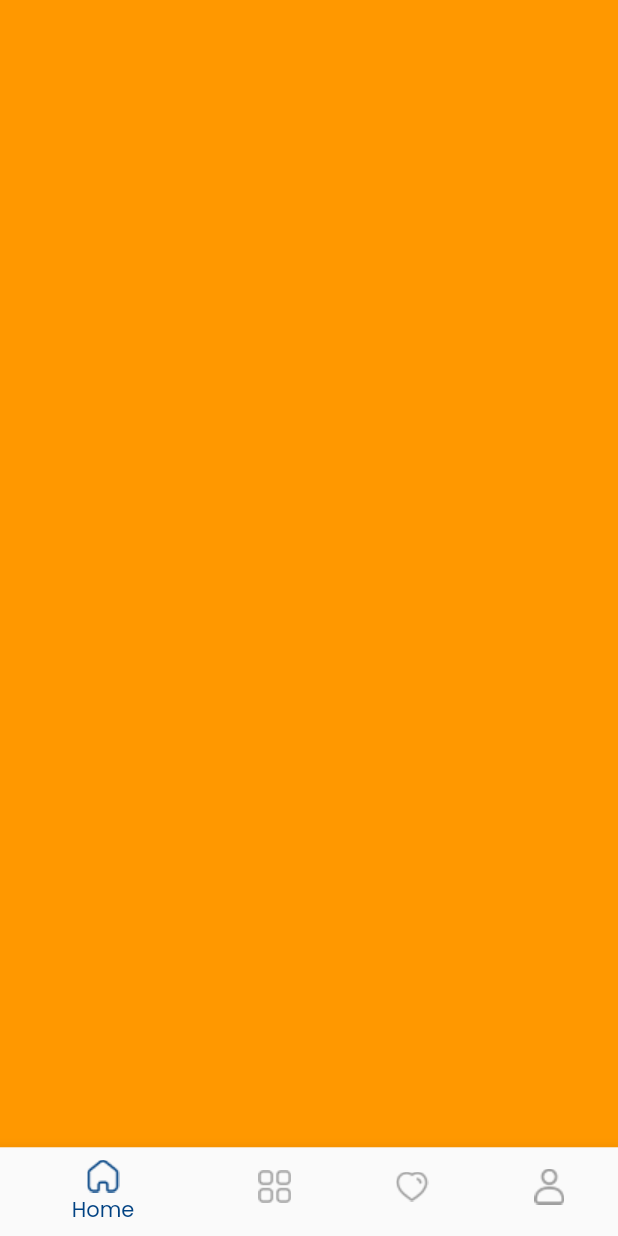
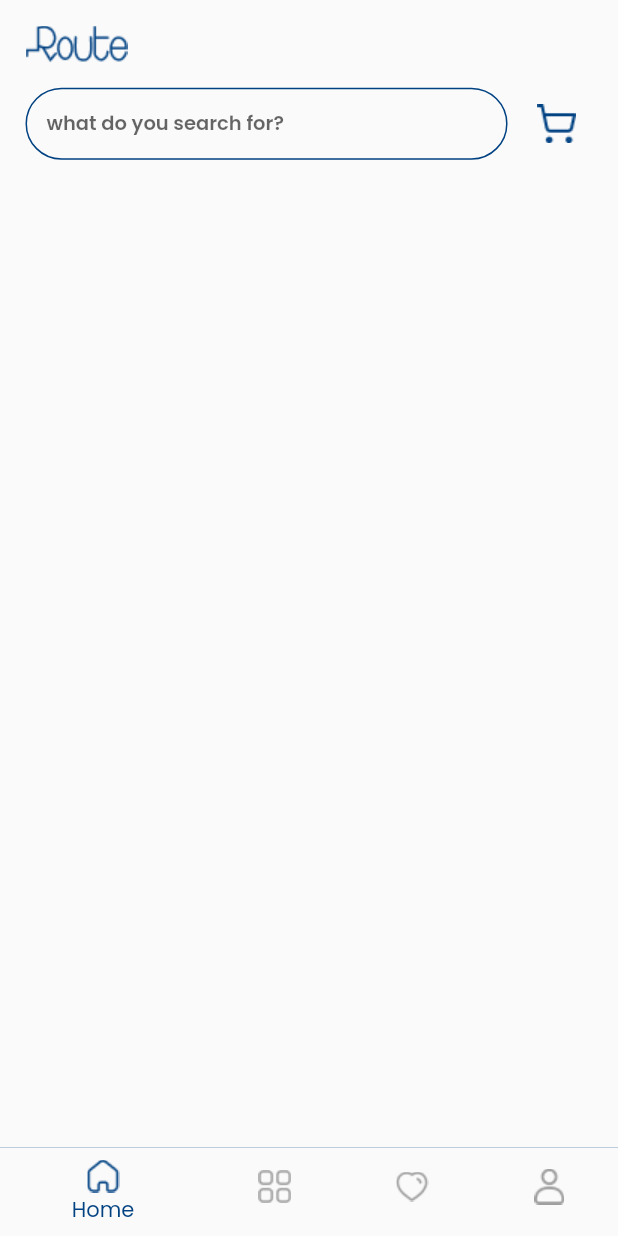
Before and after one commit to AhmedOkasha0/E-commerce_app, a Flutter app: the MainScreen screen opened by its route, on a phone screen of 412 x 824 dp. Run offline on Flutter 3.47's test engine with Material 2 defaults, Android fonts, the phone set to English and light mode, and no system bars.

Commit message:
finished home app bar

```diff
--- /dev/null
+++ b/lib/config/text/text_style.dart
@@ -0,0 +1,28 @@
+import 'package:flutter/material.dart';
+
+abstract class TextStyles {
+  static const textStyle18 = TextStyle(
+    fontWeight: FontWeight.w700,
+    fontSize: 18,
+    color: Colors.white,
+  );
+  static const textStyle13 = TextStyle(
+    fontWeight: FontWeight.w700,
+    fontSize: 13,
+    color: Colors.white,
+  );
+  static const textStyle10 = TextStyle(
+    fontWeight: FontWeight.w600,
+    fontSize: 13,
+  );
+  static const textStyle15 = TextStyle(
+    fontSize: 15,
+    fontWeight: FontWeight.w700,
+  );
+  static const textStyle14 = TextStyle(
+    fontSize: 14,
+    fontWeight: FontWeight.w900,
+  );
+  static const textStyle16 =
+      TextStyle(fontSize: 16, fontWeight: FontWeight.w600, color: Colors.black);
+}
--- a/lib/config/themes/theme_screen.dart
+++ b/lib/config/themes/theme_screen.dart
@@ -4,6 +4,14 @@ import 'package:flutter/material.dart';
 
 ThemeData appTheme() {
   return ThemeData(
+      bottomNavigationBarTheme: BottomNavigationBarThemeData(
+
+
+          backgroundColor: AppColor.primaryColor,
+
+          selectedItemColor: AppColor.primaryColor,
+          unselectedItemColor: AppColor.grey,
+          elevation: 0),
       fontFamily: AppStrings.fontFamily,
       appBarTheme: AppBarTheme(
         color: AppColor.primaryColor,
--- a/lib/config/themes/theme_screen_dark.dart
+++ /dev/null
@@ -1,7 +0,0 @@
-import 'package:flutter/material.dart';
-
-class ThemeScreen{
-  static ThemeData darkTheme=ThemeData(
-
-  );
-}
--- a/lib/core/utils/app_strings.dart
+++ b/lib/core/utils/app_strings.dart
@@ -1,4 +1,5 @@
 class AppStrings {
   static const settings = 'settings';
   static const fontFamily = 'Poppins';
+  static const search='what do you search for?';
 }
--- a/lib/core/utils/constants.dart
+++ b/lib/core/utils/constants.dart
@@ -5,4 +5,6 @@ class ImagePath {
   static const String profile = '$imagePath/profile.png';
   static const String favorite = '$imagePath/favorite.png';
   static const String category = '$imagePath/category.png';
+  static const String miniLogo = '$imagePath/min_logo.png';
+  static const String cart = '$imagePath/cart.png';
 }
--- a/lib/main.dart
+++ b/lib/main.dart
@@ -20,7 +20,7 @@ class MyApp extends StatelessWidget {
         Splashscreen.routeName: (context) => Splashscreen(),
         MainScreen.routeName: (context) => MainScreen(),
       },
-      initialRoute: LoginScreen.routeName,
+      initialRoute: MainScreen.routeName,
       theme: appTheme(),
       // theme
       //th
--- a/lib/ui/home/presentation/home_view.dart
+++ b/lib/ui/home/presentation/home_view.dart
@@ -1,11 +1,34 @@
+import 'package:ecommerec_app/config/text/text_style.dart';
+import 'package:ecommerec_app/core/utils/app_color.dart';
+import 'package:ecommerec_app/core/utils/app_strings.dart';
+import 'package:ecommerec_app/core/utils/constants.dart';
+import 'package:ecommerec_app/core/utils/media_query.dart';
+import 'package:ecommerec_app/ui/home/widget/text_form.dart';
 import 'package:flutter/material.dart';
 
 class HomeScreen extends StatelessWidget {
-
   @override
   Widget build(BuildContext context) {
-    return Container(
-      color: Colors.orange,
+    return Padding(
+      padding: EdgeInsets.all(17),
+      child: SafeArea(
+          child: Column(
+        mainAxisAlignment: MainAxisAlignment.start,
+        crossAxisAlignment: CrossAxisAlignment.start,
+        children: [
+          Image.asset(ImagePath.miniLogo),
+          SizedBox(
+            height: context.height * 0.02,
+          ),
+          Row(
+            mainAxisAlignment: MainAxisAlignment.spaceBetween,
+            children: [
+              SizedBox(width: context.width * 0.78, child: CustomTextForm()),
+              IconButton(onPressed: () {}, icon: (Image.asset(ImagePath.cart))),
+            ],
+          )
+        ],
+      )),
     );
   }
 }
--- /dev/null
+++ b/lib/ui/home/widget/text_form.dart
@@ -0,0 +1,37 @@
+import 'package:ecommerec_app/config/text/text_style.dart';
+import 'package:ecommerec_app/core/utils/app_color.dart';
+import 'package:ecommerec_app/core/utils/app_strings.dart';
+import 'package:flutter/material.dart';
+
+class CustomTextForm extends StatelessWidget {
+  const CustomTextForm({super.key});
+
+  @override
+  Widget build(BuildContext context) {
+    return TextField(
+      autofocus: false,
+      style: TextStyles.textStyle10,
+      decoration: InputDecoration(
+        hintTextDirection: TextDirection.ltr,
+        hintText: AppStrings.search,
+        filled: false,
+        focusColor: AppColor.white,
+        fillColor: AppColor.primaryColor,
+        contentPadding:
+            const EdgeInsets.only(left: 14.0, bottom: 8, top: 8.0, right: 8),
+        border: OutlineInputBorder(
+          borderSide: BorderSide(color: AppColor.primaryColor),
+          borderRadius: BorderRadius.circular(24),
+        ),
+        enabledBorder: OutlineInputBorder(
+          borderSide: BorderSide(color: AppColor.primaryColor),
+          borderRadius: const BorderRadius.only(
+              bottomLeft: Radius.circular(24),
+              bottomRight: Radius.circular(24),
+              topLeft: Radius.circular(24),
+              topRight: Radius.circular(24)),
+        ),
+      ),
+    );
+  }
+}
--- a/lib/ui/main/main_screen.dart
+++ b/lib/ui/main/main_screen.dart
@@ -20,9 +20,9 @@ class _MainScreenState extends State<MainScreen> {
   Widget build(BuildContext context) {
     return SafeArea(
       child: Scaffold(
-        bottomNavigationBar: BottomNavigationBar(
-          selectedItemColor: AppColor.primaryColor,
-          unselectedItemColor: AppColor.grey,
+        bottomNavigationBar: Container(
+          decoration: BoxDecoration(color: AppColor.primaryColor),
+          child: BottomNavigationBar(
             currentIndex: selectedIndex,
             onTap: (index) {
               selectedIndex = index;
@@ -49,6 +49,7 @@ class _MainScreenState extends State<MainScreen> {
                   icon: ImageIcon(AssetImage(ImagePath.profile)))
             ],
           ),
+        ),
         body: Tabs[selectedIndex],
       ),
     );
```
Also changed, not shown: assets/images/cart.png (added), assets/images/min_logo.png (added). Lines whose indentation alone changed are shown as unchanged.
